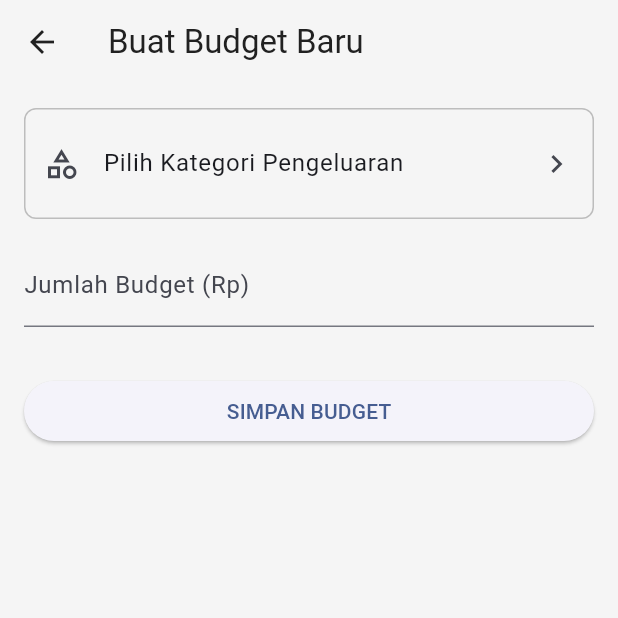
After one commit to skydashnet/skydash-finance-tracker, a Flutter app: the AddEditBudgetScreen screen opened directly, on a phone screen of 412 x 824 dp, the top half of it. The commit adds this screen. Run offline on Flutter 3.47's test engine with Material 3 defaults, Android fonts, the phone set to English and light mode, and no system bars; our stand-ins replace animated_bottom_navigation_bar, another_flushbar, confetti, fl_chart, flutter_animate, flutter_markdown and 5 more; missing offline and left inert: jwt_decode, ota_update, rrule; accounts and stored records are empty; network calls fail.

Commit message:
feat(v1.3.1): Implement monthly budgeting system

```diff
--- /dev/null
+++ b/frontend/lib/src/features/budget/add_edit_budget_screen.dart
@@ -0,0 +1,165 @@
+import 'package:flutter/material.dart';
+import 'package:intl/intl.dart';
+import 'package:skydash_financial_tracker/src/features/transactions/category_picker_screen.dart';
+import 'package:skydash_financial_tracker/src/services/api_service.dart';
+import 'package:skydash_financial_tracker/src/utils/category_icon_mapper.dart';
+import 'package:skydash_financial_tracker/src/utils/notification_helper.dart';
+
+class AddEditBudgetScreen extends StatefulWidget {
+  final Map<String, dynamic>? budget;
+
+  const AddEditBudgetScreen({super.key, this.budget});
+
+  @override
+  State<AddEditBudgetScreen> createState() => _AddEditBudgetScreenState();
+}
+
+class _AddEditBudgetScreenState extends State<AddEditBudgetScreen> {
+  final _formKey = GlobalKey<FormState>();
+  final _amountController = TextEditingController();
+  final ApiService _apiService = ApiService();
+
+  Map<String, dynamic>? _selectedCategory;
+  late bool _isEditMode;
+  bool _isLoading = false;
+
+  @override
+  void initState() {
+    super.initState();
+    _isEditMode = widget.budget != null;
+    if (_isEditMode) {
+      final budget = widget.budget!;
+      _amountController.text = num.parse(budget['amount'].toString()).toStringAsFixed(0);
+      _selectedCategory = {
+        'id': budget['category_id'],
+        'name': budget['category_name'],
+      };
+    }
+  }
+
+  Future<void> _pickCategory() async {
+    final result = await Navigator.push<Map<String, dynamic>>(
+      context,
+      MaterialPageRoute(builder: (context) => const CategoryPickerScreen()),
+    );
+    if (result != null) {
+      if (result['type'] == 'income') {
+        NotificationHelper.showError(context, title: 'Kategori Salah', message: 'Budget hanya bisa dibuat untuk kategori pengeluaran.');
+        return;
+      }
+      setState(() {
+        _selectedCategory = result;
+      });
+    }
+  }
+
+  Future<void> _submitBudget() async {
+    if (_selectedCategory == null) {
+      NotificationHelper.showError(context, title: 'Error', message: 'Kategori harus dipilih.');
+      return;
+    }
+
+    if (_formKey.currentState!.validate()) {
+      setState(() => _isLoading = true);
+
+      final result = await _apiService.createOrUpdateBudget(
+        categoryId: _selectedCategory!['id'],
+        amount: double.parse(_amountController.text),
+        period: DateFormat('yyyy-MM').format(DateTime.now()),
+      );
+
+      if (mounted) {
+        if (result['statusCode'] == 201) {
+          Navigator.pop(context, true);
+          NotificationHelper.showSuccess(context, title: 'Berhasil', message: result['body']['message']);
+        } else {
+          NotificationHelper.showError(context, title: 'Gagal', message: result['body']['message']);
+          setState(() => _isLoading = false);
+        }
+      }
+    }
+  }
+
+  Future<void> _deleteBudget() async {
+     final confirm = await showDialog<bool>(
+      context: context,
+      builder: (context) => AlertDialog(
+        title: const Text('Konfirmasi'),
+        content: const Text('Hapus budget untuk kategori ini?'),
+        actions: [
+          TextButton(onPressed: () => Navigator.pop(context, false), child: const Text('Batal')),
+          TextButton(onPressed: () => Navigator.pop(context, true), child: const Text('Hapus')),
+        ],
+      ),
+    );
+
+    if (confirm == true && mounted) {
+      final result = await _apiService.deleteBudget(widget.budget!['id']);
+       if (mounted) {
+        if (result['statusCode'] == 200) {
+          Navigator.pop(context, true);
+          NotificationHelper.showSuccess(context, title: 'Berhasil', message: result['body']['message']);
+        } else {
+          NotificationHelper.showError(context, title: 'Gagal', message: result['body']['message']);
+        }
+      }
+    }
+  }
+
+
+  @override
+  Widget build(BuildContext context) {
+    return Scaffold(
+      appBar: AppBar(
+        title: Text(_isEditMode ? 'Edit Budget' : 'Buat Budget Baru'),
+        actions: [
+          if (_isEditMode)
+            IconButton(
+              icon: const Icon(Icons.delete_outline),
+              onPressed: _deleteBudget,
+            )
+        ],
+      ),
+      body: Form(
+        key: _formKey,
+        child: ListView(
+          padding: const EdgeInsets.all(16.0),
+          children: [
+            ListTile(
+              enabled: !_isEditMode,
+              contentPadding: const EdgeInsets.symmetric(vertical: 8, horizontal: 12),
+              shape: RoundedRectangleBorder(
+                borderRadius: BorderRadius.circular(8),
+                side: BorderSide(color: Colors.grey.shade400),
+              ),
+              leading: _selectedCategory == null
+                  ? const Icon(Icons.category_outlined)
+                  : CircleAvatar(
+                      backgroundColor: CategoryIconMapper.getVisual(_selectedCategory!['name']).color.withOpacity(0.15),
+                      child: Icon(
+                        CategoryIconMapper.getVisual(_selectedCategory!['name']).icon,
+                        color: CategoryIconMapper.getVisual(_selectedCategory!['name']).color,
+                      ),
+                    ),
+              title: Text(_selectedCategory == null ? 'Pilih Kategori Pengeluaran' : _selectedCategory!['name']),
+              trailing: _isEditMode ? null : const Icon(Icons.chevron_right),
+              onTap: _isEditMode ? null : _pickCategory,
+            ),
+            const SizedBox(height: 16),
+            TextFormField(
+              controller: _amountController,
+              decoration: const InputDecoration(labelText: 'Jumlah Budget (Rp)'),
+              keyboardType: const TextInputType.numberWithOptions(decimal: true),
+              validator: (v) => v!.isEmpty ? 'Jumlah tidak boleh kosong' : null,
+            ),
+            const SizedBox(height: 32),
+            ElevatedButton(
+              onPressed: _isLoading ? null : _submitBudget,
+              child: _isLoading ? const CircularProgressIndicator() : const Text('SIMPAN BUDGET'),
+            ),
+          ],
+        ),
+      ),
+    );
+  }
+}
--- a/frontend/lib/src/features/main_screen.dart
+++ b/frontend/lib/src/features/main_screen.dart
@@ -7,6 +7,7 @@ import 'package:skydash_financial_tracker/src/features/settings/settings_screen.
 import 'package:skydash_financial_tracker/src/features/transactions/add_transaction_screen.dart';
 import 'package:skydash_financial_tracker/src/features/transactions/transaction_history_screen.dart';
 import 'package:skydash_financial_tracker/src/providers/transaction_provider.dart';
+import 'package:skydash_financial_tracker/src/features/budget/budget_screen.dart';
 
 const skydashnetGradient = LinearGradient(
   colors: [Color(0xFF00C6FF), Color(0xFF0072FF)],
@@ -25,12 +26,14 @@ class _MainScreenState extends State<MainScreen> {
   int _bottomNavIndex = 0;
   final List<Widget> _pages = [
     const DashboardScreen(),
+    const BudgetScreen(),
     TransactionHistoryScreen(),
     const ReportsScreen(),
     const SettingsScreen(),
   ];
   final List<IconData> _iconList = [
     Icons.dashboard_outlined,
+    Icons.wallet_outlined,
     Icons.history_outlined,
     Icons.pie_chart_outline,
     Icons.settings_outlined,
```
Also changed, not shown: frontend/lib/src/features/budget/budget_screen.dart (added, +161 -0 lines), frontend/lib/src/features/recurring/add_recurring_screen.dart (+2 -5 lines), frontend/lib/src/services/api_service.dart (+44 -0 lines), 4 other files.
